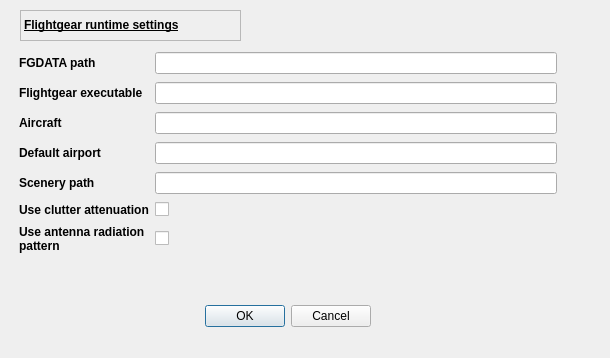
QDeltaSoft/qradiopredict, file FGPropagationTool/settingsdialog.ui: the form before one commit.
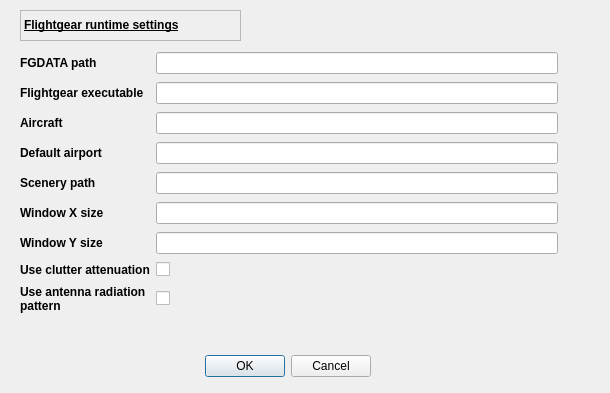
The form after the commit.

What changed in the file:
```diff
--- a/FGPropagationTool/settingsdialog.ui
+++ b/FGPropagationTool/settingsdialog.ui
@@ -7,7 +7,7 @@
     <x>0</x>
     <y>0</y>
     <width>610</width>
-    <height>358</height>
+    <height>393</height>
    </rect>
   </property>
   <property name="windowTitle">
@@ -20,7 +20,7 @@
    <property name="geometry">
     <rect>
      <x>30</x>
-     <y>300</y>
+     <y>350</y>
      <width>341</width>
      <height>32</height>
     </rect>
@@ -35,40 +35,14 @@
   <widget class="QWidget" name="gridLayoutWidget">
    <property name="geometry">
     <rect>
-     <x>19</x>
+     <x>20</x>
      <y>50</y>
      <width>551</width>
-     <height>211</height>
+     <height>271</height>
     </rect>
    </property>
    <layout class="QGridLayout" name="gridLayout">
-    <item row="4" column="0">
-     <widget class="QLabel" name="label_5">
-      <property name="font">
-       <font>
-        <weight>75</weight>
-        <bold>true</bold>
-       </font>
-      </property>
-      <property name="text">
-       <string>Scenery path</string>
-      </property>
-     </widget>
-    </item>
-    <item row="1" column="0">
-     <widget class="QLabel" name="label_3">
-      <property name="font">
-       <font>
-        <weight>75</weight>
-        <bold>true</bold>
-       </font>
-      </property>
-      <property name="text">
-       <string>Flightgear executable</string>
-      </property>
-     </widget>
-    </item>
-    <item row="5" column="2">
+    <item row="7" column="1">
      <widget class="QCheckBox" name="clutterCheckBox">
       <property name="text">
        <string/>
@@ -101,7 +75,7 @@
       </property>
      </widget>
     </item>
-    <item row="5" column="0">
+    <item row="7" column="0">
      <widget class="QLabel" name="label_6">
       <property name="font">
        <font>
@@ -117,13 +91,13 @@
       </property>
      </widget>
     </item>
-    <item row="0" column="2">
+    <item row="0" column="1">
      <widget class="QLineEdit" name="fgdataEdit"/>
     </item>
-    <item row="1" column="2">
+    <item row="1" column="1">
      <widget class="QLineEdit" name="fgfsEdit"/>
     </item>
-    <item row="2" column="2">
+    <item row="2" column="1">
      <widget class="QLineEdit" name="aircraftEdit"/>
     </item>
     <item row="0" column="0">
@@ -139,20 +113,75 @@
       </property>
      </widget>
     </item>
-    <item row="3" column="2">
-     <widget class="QLineEdit" name="airportEdit"/>
-    </item>
-    <item row="4" column="2">
+    <item row="4" column="1">
      <widget class="QLineEdit" name="sceneryEdit"/>
     </item>
-    <item row="5" column="3">
-     <widget class="QLabel" name="label_7">
-      <property name="text">
-       <string/>
-      </property>
-     </widget>
+    <item row="3" column="1">
+     <widget class="QLineEdit" name="airportEdit"/>
     </item>
     <item row="6" column="0">
+     <widget class="QLabel" name="label_11">
+      <property name="font">
+       <font>
+        <weight>75</weight>
+        <bold>true</bold>
+       </font>
+      </property>
+      <property name="text">
+       <string>Window Y size</string>
+      </property>
+     </widget>
+    </item>
+    <item row="5" column="1">
+     <widget class="QLineEdit" name="windowXEdit"/>
+    </item>
+    <item row="4" column="0">
+     <widget class="QLabel" name="label_5">
+      <property name="font">
+       <font>
+        <weight>75</weight>
+        <bold>true</bold>
+       </font>
+      </property>
+      <property name="text">
+       <string>Scenery path</string>
+      </property>
+     </widget>
+    </item>
+    <item row="1" column="0">
+     <widget class="QLabel" name="label_3">
+      <property name="font">
+       <font>
+        <weight>75</weight>
+        <bold>true</bold>
+       </font>
+      </property>
+      <property name="text">
+       <string>Flightgear executable</string>
+      </property>
+     </widget>
+    </item>
+    <item row="7" column="2">
+     <widget class="QLabel" name="label_7">
+      <property name="text">
+       <string/>
+      </property>
+     </widget>
+    </item>
+    <item row="5" column="0">
+     <widget class="QLabel" name="label_10">
+      <property name="font">
+       <font>
+        <weight>75</weight>
+        <bold>true</bold>
+       </font>
+      </property>
+      <property name="text">
+       <string>Window X size</string>
+      </property>
+     </widget>
+    </item>
+    <item row="8" column="0">
      <widget class="QLabel" name="label_8">
       <property name="font">
        <font>
@@ -168,13 +197,16 @@
       </property>
      </widget>
     </item>
-    <item row="6" column="2">
+    <item row="8" column="1">
      <widget class="QCheckBox" name="antennaCheckBox">
       <property name="text">
        <string/>
       </property>
      </widget>
     </item>
+    <item row="6" column="1">
+     <widget class="QLineEdit" name="windowYEdit"/>
+    </item>
    </layout>
   </widget>
   <widget class="QLabel" name="label_9">
```
